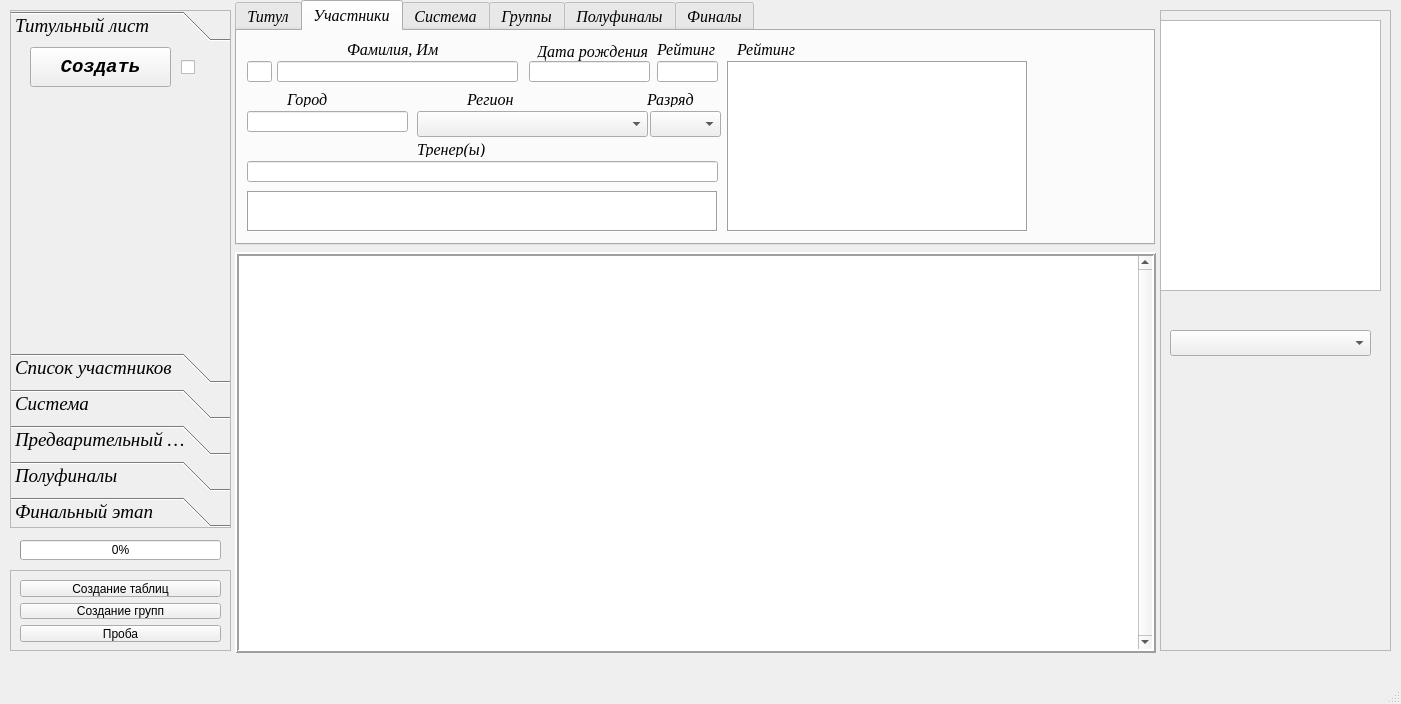
The window that main_window.ui (Kaspar0810/Competitions_TT_SQL) describes before a commit, drawn with Qt 5.
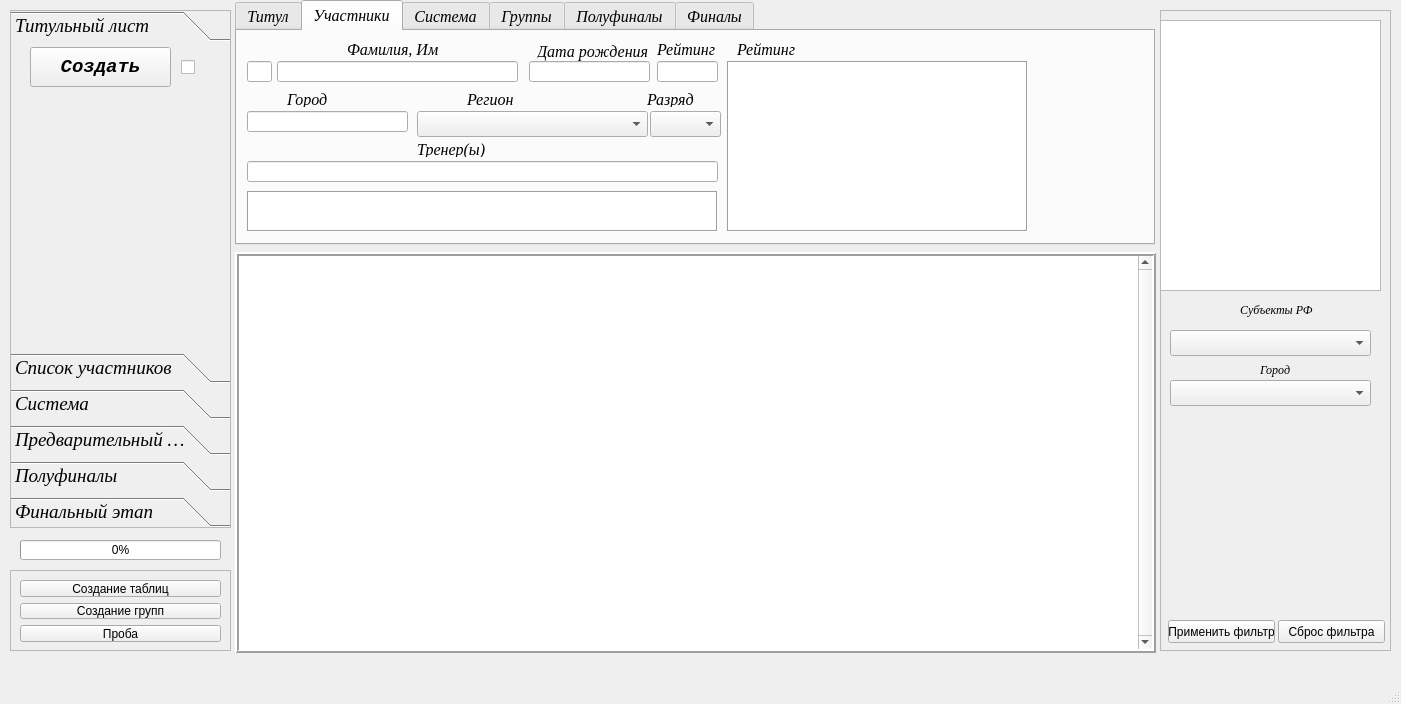
The same window after the commit. The open tabs and pages were chosen to show the change.

```diff
--- a/main_window.ui
+++ b/main_window.ui
@@ -3283,6 +3283,83 @@
       <bool>false</bool>
      </property>
     </widget>
+    <widget class="QLabel" name="label_64">
+     <property name="geometry">
+      <rect>
+       <x>80</x>
+       <y>290</y>
+       <width>91</width>
+       <height>20</height>
+      </rect>
+     </property>
+     <property name="font">
+      <font>
+       <family>Times New Roman</family>
+       <italic>true</italic>
+      </font>
+     </property>
+     <property name="text">
+      <string>Субъекты РФ</string>
+     </property>
+    </widget>
+    <widget class="QPushButton" name="Button_fltr_list">
+     <property name="geometry">
+      <rect>
+       <x>8</x>
+       <y>610</y>
+       <width>107</width>
+       <height>23</height>
+      </rect>
+     </property>
+     <property name="text">
+      <string>Применить фильтр</string>
+     </property>
+    </widget>
+    <widget class="QPushButton" name="Button_reset_fltr_list">
+     <property name="geometry">
+      <rect>
+       <x>118</x>
+       <y>610</y>
+       <width>107</width>
+       <height>23</height>
+      </rect>
+     </property>
+     <property name="text">
+      <string>Сброс фильтра</string>
+     </property>
+    </widget>
+    <widget class="QComboBox" name="comboBox_fltr_city">
+     <property name="geometry">
+      <rect>
+       <x>10</x>
+       <y>370</y>
+       <width>201</width>
+       <height>26</height>
+      </rect>
+     </property>
+     <property name="editable">
+      <bool>false</bool>
+     </property>
+    </widget>
+    <widget class="QLabel" name="label_65">
+     <property name="geometry">
+      <rect>
+       <x>100</x>
+       <y>350</y>
+       <width>61</width>
+       <height>20</height>
+      </rect>
+     </property>
+     <property name="font">
+      <font>
+       <family>Times New Roman</family>
+       <italic>true</italic>
+      </font>
+     </property>
+     <property name="text">
+      <string>Город</string>
+     </property>
+    </widget>
    </widget>
    <widget class="QTableWidget" name="tableWidget">
     <property name="geometry">
```
Left out of the diff: 22 changed lines with no effect on the pictures.
